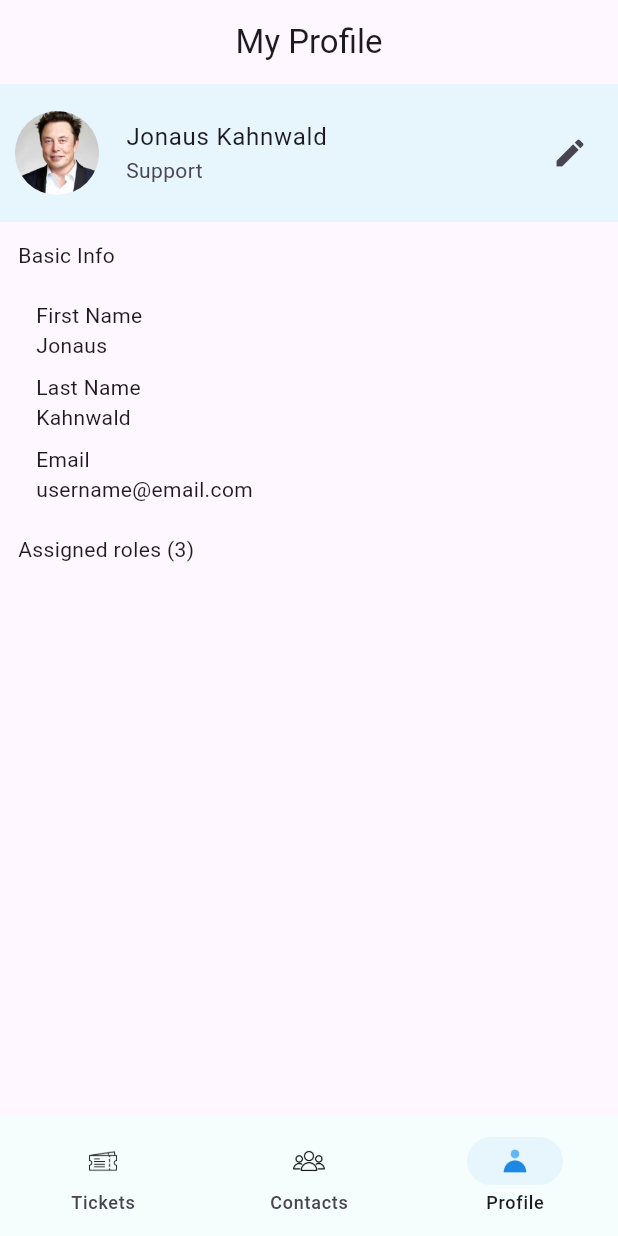
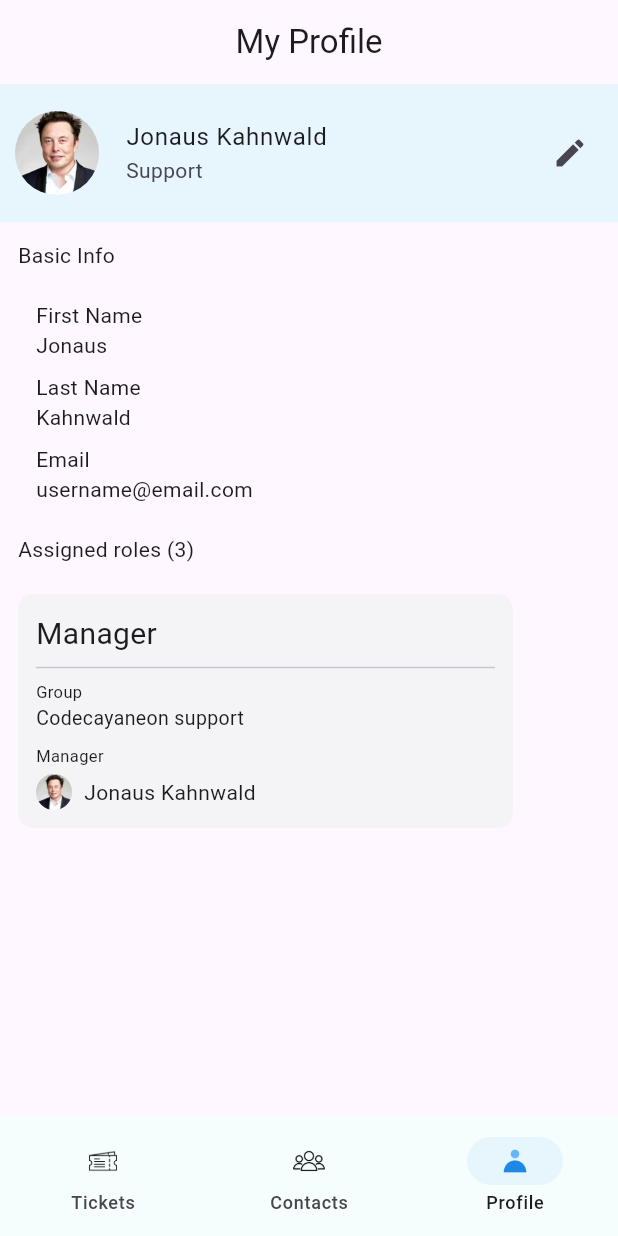
Before and after one commit to rakibk55w/M360ICT_ticket, a Flutter app: the screen it shows after launch, item 3 of the bottom bar chosen, on a phone screen of 412 x 824 dp. Run offline on Flutter 3.47's test engine with Material 3 defaults, Android fonts, the phone set to English and light mode, and no system bars; our stand-ins replace get.

Commit message:
Added user role card

```diff
--- a/lib/features/profile/screens/profile_screen.dart
+++ b/lib/features/profile/screens/profile_screen.dart
@@ -24,7 +24,7 @@ class ProfileScreen extends StatelessWidget {
           /// - Basic info heading text
           Padding(
             padding: const EdgeInsets.all(12.0),
-            child: const Text('Basic Info',),
+            child: const Text('Basic Info'),
           ),
 
           /// - User details
@@ -35,10 +35,10 @@ class ProfileScreen extends StatelessWidget {
               children: [
                 Text('First Name'),
                 Text('Jonaus'),
-                SizedBox(height: 8,),
+                SizedBox(height: 8),
                 Text('Last Name'),
                 Text('Kahnwald'),
-                SizedBox(height: 8,),
+                SizedBox(height: 8),
                 Text('Email'),
                 Text('username@email.com'),
               ],
@@ -48,11 +48,48 @@ class ProfileScreen extends StatelessWidget {
           /// - Basic info heading text
           Padding(
             padding: const EdgeInsets.all(12.0),
-            child: const Text('Assigned roles (3)',),
+            child: const Text('Assigned roles (3)'),
           ),
 
           /// - List of roles
-
+          Padding(
+            padding: EdgeInsets.symmetric(vertical: 8, horizontal: 12),
+            child: Container(
+              width: 330,
+              decoration: BoxDecoration(
+                shape: BoxShape.rectangle,
+                borderRadius: BorderRadius.circular(10),
+                color: AppColors.ticketColorBg,
+              ),
+              child: Padding(
+                padding: const EdgeInsets.all(12.0),
+                child: Column(
+                  crossAxisAlignment: CrossAxisAlignment.start,
+                  children: [
+                    Text('Manager', style: TextStyle(fontSize: 20),),
+                    Divider(),
+                    Text('Group', style: TextStyle(fontSize: 11),),
+                    Text('Codecayaneon support', style: TextStyle(fontSize: 13),),
+                    SizedBox(height: 8,),
+                    Text('Manager', style: TextStyle(fontSize: 11),),
+                    SizedBox(height: 4,),
+                    Row(
+                      children: [
+                        CircleAvatar(
+                          backgroundImage: AssetImage(
+                            'assets/images/elon_musk.jpg',
+                          ),
+                          radius: 12,
+                        ),
+                        SizedBox(width: 8,),
+                        Text('Jonaus Kahnwald')
+                      ],
+                    ),
+                  ],
+                ),
+              ),
+            ),
+          ),
         ],
       ),
     );
```
